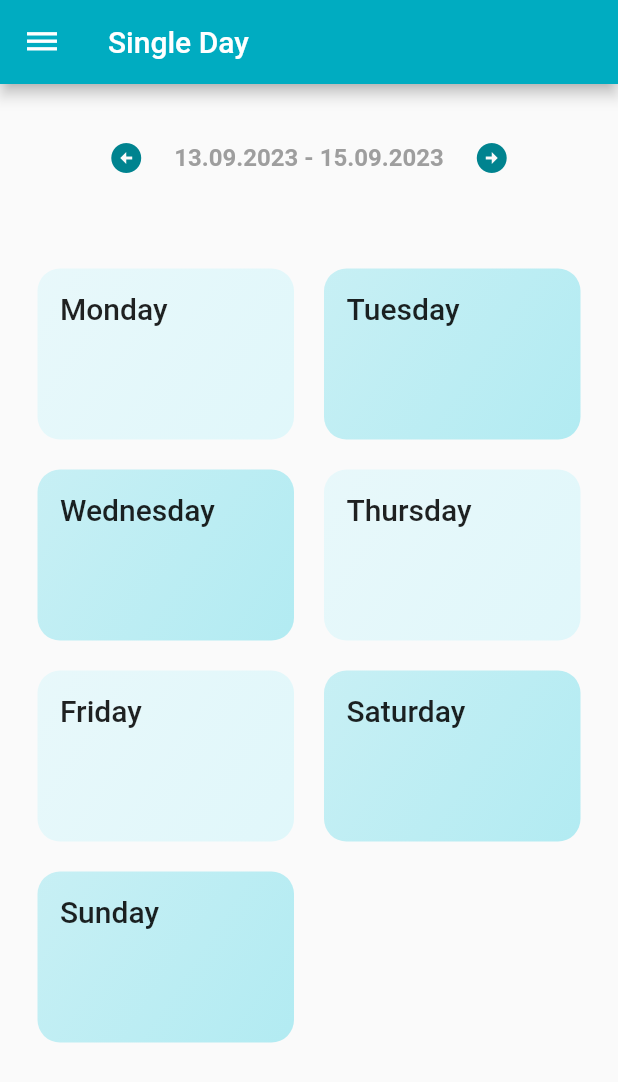
After one commit to shammah-anucha/planar_flutter_version, a Flutter app: the SingleDayScreen screen opened by its route, on a phone screen of 412 x 824 dp. The commit adds this screen. Shown: the top 1082 px of the screen. Run offline on Flutter 3.47's test engine with Material 2 defaults, Android fonts, the phone set to English and light mode, and no system bars; network calls fail.

Commit message:
implemented single day screen

```diff
--- a/lib/data.dart
+++ b/lib/data.dart
@@ -1,5 +1,6 @@
 import 'package:flutter/material.dart';
 import 'package:intl/intl.dart';
+import 'package:planar_fluteer_version/models/days.dart';
 import './models/request.dart';
 import './models/events.dart';
 
@@ -52,3 +53,34 @@ final List<Events> events = [
       host: "Art Culture",
       tags: ["painting", "art", "wine"]),
 ];
+
+final DAYS_OF_WEEK = [
+  Days(
+    title: 'Monday',
+    color: Colors.cyan[50],
+  ),
+  Days(
+    title: 'Tuesday',
+    color: Colors.cyan[100],
+  ),
+  Days(
+    title: 'Wednesday',
+    color: Colors.cyan[100],
+  ),
+  Days(
+    title: 'Thursday',
+    color: Colors.cyan[50],
+  ),
+  Days(
+    title: 'Friday',
+    color: Colors.cyan[50],
+  ),
+  Days(
+    title: 'Saturday',
+    color: Colors.cyan[100],
+  ),
+  Days(
+    title: 'Sunday',
+    color: Colors.cyan[100],
+  ),
+];
--- a/lib/main.dart
+++ b/lib/main.dart
@@ -1,5 +1,6 @@
 import 'package:flutter/material.dart';
 import 'package:planar_fluteer_version/screen/event_detail.dart';
+import 'package:planar_fluteer_version/screen/singleday_screen.dart';
 import '../screen/calendar_screen.dart';
 import '../screen/home_screen.dart';
 import '../screen/inbox_screen.dart';
@@ -7,7 +8,7 @@ import '../screen/logout_screen.dart';
 import '../screen/profile_screen.dart';
 import '../screen/roster_screen.dart';
 import '../screen/setting_screen.dart';
-import '../screen/unavailabily_screen.dart';
+import 'screen/vacation_screen.dart';
 import '../screen/upcoming_events_screen.dart';
 
 void main() => runApp(HomePage());
@@ -36,7 +37,8 @@ class _HomePageState extends State<HomePage> {
         // '/': (ctx) => HomeScreen(),
         RosterScreen.routeName: (ctx) => RosterScreen(),
         EventDetailScreen.routeName: (ctx) => EventDetailScreen(),
-        UnavailabilityScreen.routeName: (ctx) => UnavailabilityScreen(),
+        VacationsScreen.routeName: (ctx) => VacationsScreen(),
+        SingleDayScreen.routeName: (ctx) => SingleDayScreen(),
         UpComingEventScreen.routeName: (ctx) => UpComingEventScreen(),
         CalendarScreen.routeName: (ctx) => CalendarScreen(),
         InboxScreen.routeName: (ctx) => InboxScreen(),
--- /dev/null
+++ b/lib/screen/singleday_screen.dart
@@ -0,0 +1,110 @@
+import 'dart:ui';
+
+import 'package:flutter/material.dart';
+import 'package:planar_fluteer_version/data.dart';
+import 'package:planar_fluteer_version/models/days.dart';
+import 'package:planar_fluteer_version/widgets/day_item.dart';
+import '../widgets/new_vacation.dart';
+import '../widgets/vacations_list.dart';
+import '../models/vacation.dart';
+import '../widgets/navbar.dart';
+
+class SingleDayScreen extends StatefulWidget {
+  static const routeName = '/singleday';
+
+  @override
+  State<SingleDayScreen> createState() => _SingleDayScreenState();
+}
+
+class _SingleDayScreenState extends State<SingleDayScreen> {
+  GlobalKey<ScaffoldState> _scaffoldkey = new GlobalKey();
+
+  void _presentDatePicker() {
+    showDatePicker(
+      context: context,
+      initialDate: DateTime.now(),
+      firstDate: DateTime(2000),
+      lastDate: DateTime(2025),
+    ).then((pickedDate) {
+      if (pickedDate.day == DAYS_OF_WEEK.first.title) {
+        DAYS_OF_WEEK.first.color = Colors.red;
+      }
+      // } else {
+      //   return;
+      // }
+    });
+
+    ;
+  }
+
+  @override
+  Widget build(BuildContext context) {
+    return Scaffold(
+        appBar: AppBar(
+          title: Text('Single Day'),
+          backgroundColor: Theme.of(context).primaryColor,
+          leading: IconButton(
+            icon: Icon(Icons.dehaze),
+            onPressed: () {
+              if (_scaffoldkey.currentState.isDrawerOpen == false) {
+                _scaffoldkey.currentState.openDrawer();
+              } else {
+                _scaffoldkey.currentState.openEndDrawer();
+              }
+            },
+          ),
+        ),
+        body: Scaffold(
+            key: _scaffoldkey,
+            drawer: NavBar(),
+            body: Column(
+              children: [
+                Padding(
+                    padding: const EdgeInsets.all(25),
+                    child: Row(
+                      mainAxisAlignment: MainAxisAlignment.center,
+                      children: [
+                        IconButton(
+                            onPressed: () {},
+                            icon: Icon(
+                              Icons.arrow_circle_left,
+                              color: Theme.of(context).accentColor,
+                            )),
+                        TextButton(
+                          onPressed: _presentDatePicker,
+                          child: Text('13.09.2023 - 15.09.2023',
+                              style: TextStyle(
+                                  fontSize: 16,
+                                  fontWeight: FontWeight.bold,
+                                  color: Colors.grey)),
+                        ),
+                        IconButton(
+                            onPressed: () {},
+                            icon: Icon(
+                              Icons.arrow_circle_right,
+                              color: Theme.of(context).accentColor,
+                            )),
+                      ],
+                    )),
+                GridView(
+                  shrinkWrap: true,
+                  padding: const EdgeInsets.all(25),
+                  children: DAYS_OF_WEEK
+                      .map(
+                        (days) => DayItem(
+                          days.title,
+                          days.color,
+                        ),
+                      )
+                      .toList(),
+                  gridDelegate: SliverGridDelegateWithMaxCrossAxisExtent(
+                    maxCrossAxisExtent: 200,
+                    childAspectRatio: 3 / 2,
+                    crossAxisSpacing: 20,
+                    mainAxisSpacing: 20,
+                  ),
+                ),
+              ],
+            )));
+  }
+}
--- /dev/null
+++ b/lib/widgets/day_item.dart
@@ -0,0 +1,105 @@
+import 'package:flutter/material.dart';
+import 'package:intl/intl.dart';
+import 'package:planar_fluteer_version/widgets/popup.dart';
+import '../screen/singleday_screen.dart';
+
+class DayItem extends StatefulWidget {
+  final String title;
+  final Color color;
+
+  DayItem(this.title, this.color);
+
+  @override
+  State<DayItem> createState() => _DayItemState();
+}
+
+class _DayItemState extends State<DayItem> {
+  // void selectCategory(BuildContext ctx) {
+
+  Future<void> showMyDialog(BuildContext context) async {
+    return await showDialog(
+        context: context,
+        builder: (context) {
+          bool isChecked = false;
+          return StatefulBuilder(builder: (context, setState) {
+            return AlertDialog(
+              // backgroundColor: Colors.cyan[50],
+              title: Container(
+                decoration: BoxDecoration(
+                  color: Colors.cyan[50],
+                ),
+                height: 70,
+                // color: Colors.cyan[50],
+                child: Column(
+                  children: [
+                    SizedBox(
+                      height: 40,
+                    ),
+                    Text(
+                      DateFormat.yMMMEd().format(DateTime.now()).toString(),
+                      style: TextStyle(color: Colors.teal[800], fontSize: 18),
+                    ),
+                  ],
+                ),
+              ),
+              content: new Column(
+                mainAxisSize: MainAxisSize.min,
+                crossAxisAlignment: CrossAxisAlignment.center,
+                children: <Widget>[
+                  Row(
+                    mainAxisAlignment: MainAxisAlignment.center,
+                    children: [
+                      Checkbox(
+                          value: isChecked,
+                          // groupValue: isChecked,
+                          onChanged: (checked) {
+                            setState(() {
+                              isChecked = checked;
+                            });
+                          }),
+                      Text(
+                        "Unavailable",
+                        style: TextStyle(color: Colors.grey[600]),
+                      ),
+                    ],
+                  ),
+                ],
+              ),
+              actions: <Widget>[
+                new ElevatedButton(
+                  onPressed: () {
+                    Navigator.of(context).pop();
+                  },
+                  child: const Text('Confirm'),
+                  style: ElevatedButton.styleFrom(
+                      backgroundColor: Theme.of(context).accentColor),
+                ),
+              ],
+            );
+          });
+        });
+  }
+
+  @override
+  Widget build(BuildContext context) {
+    return InkWell(
+      onTap: () {
+        showMyDialog(context);
+      },
+      splashColor: Theme.of(context).primaryColor,
+      borderRadius: BorderRadius.circular(15),
+      child: Container(
+        padding: const EdgeInsets.all(15),
+        child: Text(widget.title, style: Theme.of(context).textTheme.headline6),
+        decoration: BoxDecoration(
+          gradient: LinearGradient(
+            colors: [widget.color.withOpacity(0.7), widget.color],
+            begin: Alignment.topLeft,
+            end: Alignment.bottomRight,
+          ),
+          borderRadius: BorderRadius.circular(15),
+        ),
+      ),
+    );
+  }
+}
```
Also changed, not shown: lib/models/days.dart (added, +13 -0 lines), lib/screen/vacation_screen.dart (renamed from lib/screen/unavailabily_screen.dart, +4 -12 lines), lib/widgets/navbar.dart (+5 -25 lines), lib/widgets/popup.dart (added, +80 -0 lines), lib/widgets/vacations_list.dart (+0 -76 lines).
